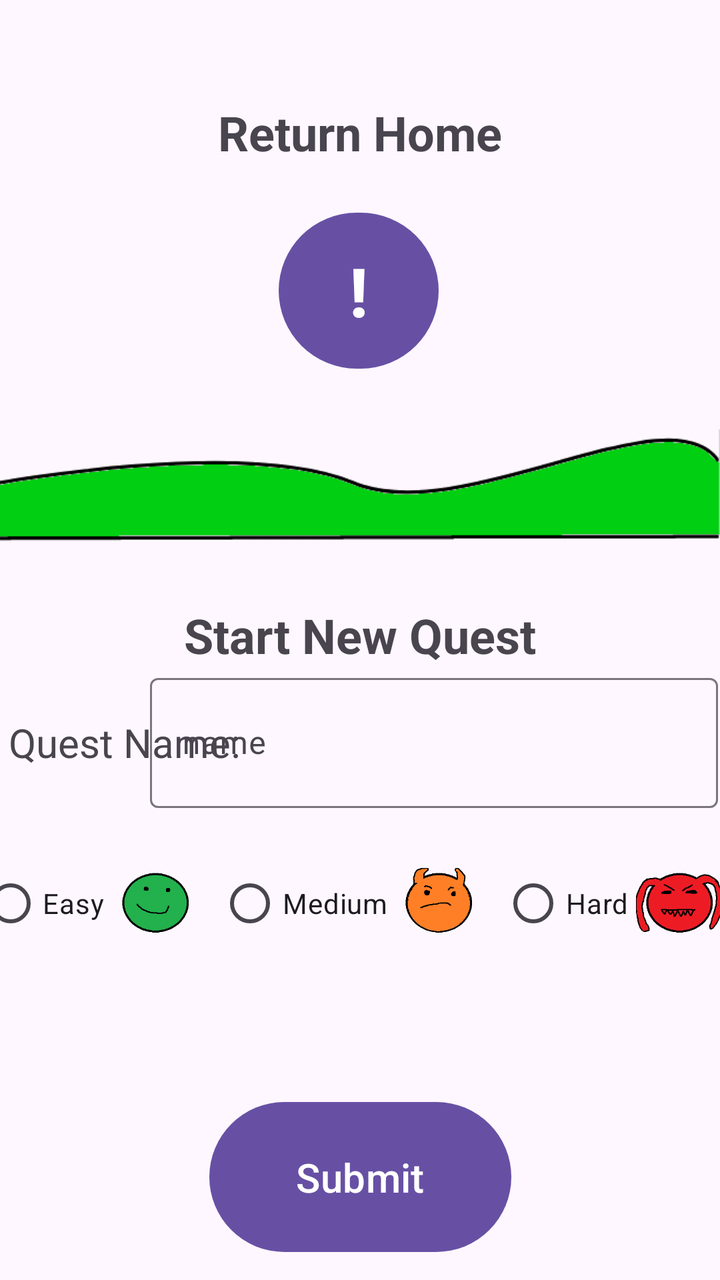
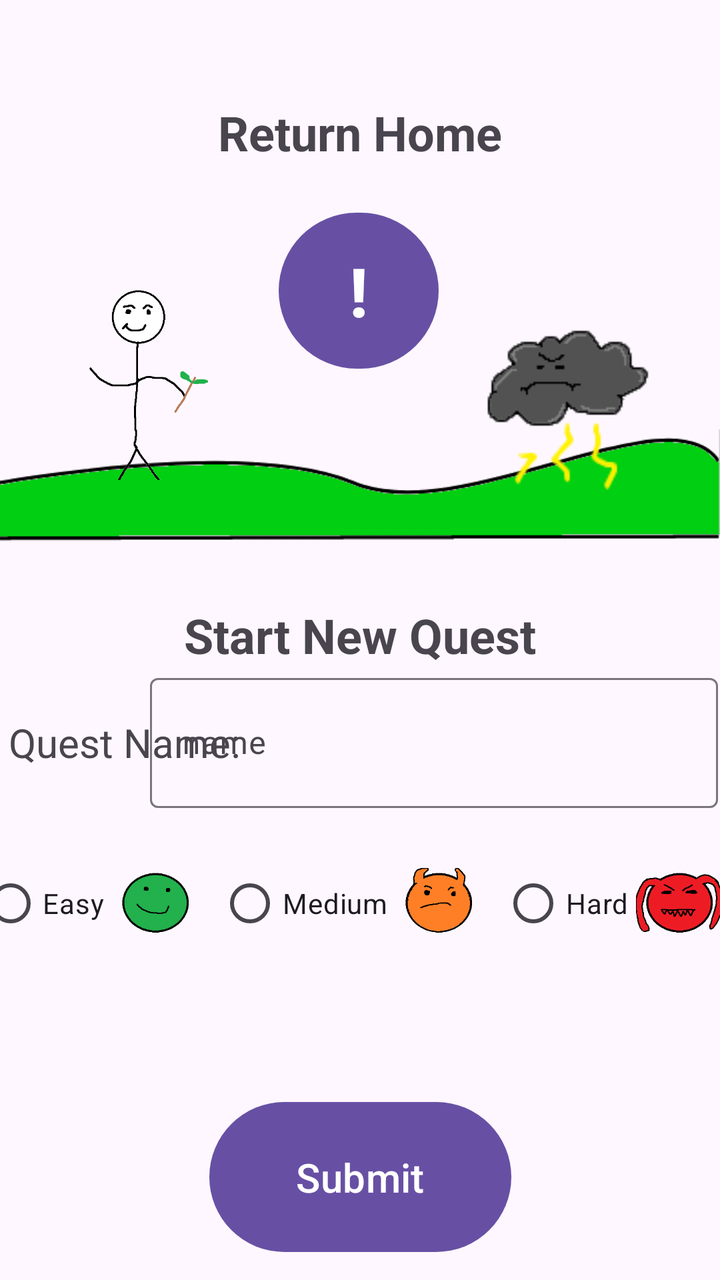

Compare the two renders of this Android layout. The source of the first and the diff that turns it into the second are given below.
<!-- AndroidManifest.xml: application theme Theme.QuestLife -->
<!-- res/layout/activity_quest.xml -->
<?xml version="1.0" encoding="utf-8"?>
<androidx.constraintlayout.widget.ConstraintLayout xmlns:android="http://schemas.android.com/apk/res/android"
    xmlns:app="http://schemas.android.com/apk/res-auto"
    xmlns:tools="http://schemas.android.com/tools"
    android:id="@+id/main"
    android:layout_width="match_parent"
    android:layout_height="match_parent"
    tools:context=".QuestActivity">

    <Button
        android:id="@+id/returnButton"
        android:layout_width="80dp"
        android:layout_height="86dp"
        android:layout_marginTop="20dp"
        android:text="!"
        android:textAlignment="center"
        android:textSize="34sp"
        android:textStyle="bold"
        app:layout_constraintEnd_toEndOf="parent"
        app:layout_constraintHorizontal_bias="0.498"
        app:layout_constraintStart_toStartOf="parent"
        app:layout_constraintTop_toBottomOf="@+id/ReturnText" />

    <ImageView
        android:id="@+id/imageView2"
        android:layout_width="wrap_content"
        android:layout_height="wrap_content"
        app:layout_constraintStart_toStartOf="parent"
        app:layout_constraintTop_toBottomOf="@+id/returnButton"
        app:srcCompat="@drawable/landscape" />

    <TextView
        android:id="@+id/ReturnText"
        android:layout_width="wrap_content"
        android:layout_height="wrap_content"
        android:layout_marginTop="50dp"
        android:text="Return Home"
        android:textAlignment="textStart"
        android:textSize="24sp"
        android:textStyle="bold"
        app:layout_constraintEnd_toEndOf="parent"
        app:layout_constraintStart_toStartOf="parent"
        app:layout_constraintTop_toTopOf="parent" />

    <TextView
        android:id="@+id/title"
        android:layout_width="wrap_content"
        android:layout_height="wrap_content"
        android:text="Start New Quest"
        android:textAlignment="textStart"
        android:textSize="24sp"
        android:textStyle="bold"
        app:layout_constraintEnd_toEndOf="parent"
        app:layout_constraintStart_toStartOf="parent"
        app:layout_constraintTop_toBottomOf="@+id/imageView2" />

    <TextView
        android:id="@+id/QuestNameText"
        android:layout_width="125dp"
        android:layout_height="75dp"
        android:gravity="center"
        android:text="Quest Name:"
        android:textAlignment="center"
        android:textSize="20sp"
        app:layout_constraintStart_toStartOf="parent"
        app:layout_constraintTop_toBottomOf="@+id/title" />

    <com.google.android.material.textfield.TextInputLayout
        android:id="@+id/InputTextLayout"
        android:layout_width="284dp"
        android:layout_height="75dp"
        android:layout_marginEnd="1dp"
        app:layout_constraintEnd_toEndOf="parent"
        app:layout_constraintTop_toBottomOf="@+id/title">

        <com.google.android.material.textfield.TextInputEditText
            android:id="@+id/InputText"
            android:layout_width="match_parent"
            android:layout_height="65dp"
            android:clickable="true"
            android:contextClickable="true"
            android:editable="true"
            android:enabled="true"
            android:hint="name"
            android:inputType="text" />
    </com.google.android.material.textfield.TextInputLayout>

    <Button
        android:id="@+id/buttonSubmit"
        android:layout_width="151dp"
        android:layout_height="83dp"
        android:layout_marginStart="130dp"
        android:layout_marginEnd="130dp"
        android:layout_marginBottom="10dp"
        android:text="Submit"
        android:textSize="20sp"
        app:layout_constraintBottom_toBottomOf="parent"
        app:layout_constraintEnd_toEndOf="parent"
        app:layout_constraintStart_toStartOf="parent" />

    <RadioGroup
        android:id="@+id/DifficultyGroup"
        android:layout_width="wrap_content"
        android:layout_height="wrap_content"
        android:layout_marginTop="19dp"
        android:gravity="center"
        android:orientation="horizontal"
        app:layout_constraintEnd_toEndOf="parent"
        app:layout_constraintHorizontal_bias="0.5"
        app:layout_constraintStart_toStartOf="parent"
        app:layout_constraintTop_toBottomOf="@+id/QuestNameText">

        <RadioButton
            android:id="@+id/EasyRadio"
            android:layout_width="wrap_content"
            android:layout_height="wrap_content"
            android:gravity="center"
            android:text="Easy" />

        <ImageView
            android:layout_width="45dp"
            android:layout_height="45dp"
            android:layout_marginStart="4dp"
            android:layout_marginEnd="8dp"
            android:src="@drawable/easy" />

        <RadioButton
            android:id="@+id/MediumRadio"
            android:layout_width="wrap_content"
            android:layout_height="wrap_content"
            android:gravity="center"
            android:text="Medium" />

        <ImageView
            android:layout_width="45dp"
            android:layout_height="45dp"
            android:layout_marginStart="4dp"
            android:layout_marginEnd="8dp"
            android:src="@drawable/medium" />

        <RadioButton
            android:id="@+id/HardRadio"
            android:layout_width="wrap_content"
            android:layout_height="wrap_content"
            android:gravity="center"
            android:text="Hard" />

        <ImageView
            android:layout_width="45dp"
            android:layout_height="45dp"
            android:layout_marginStart="4dp"
            android:layout_marginEnd="8dp"
            android:src="@drawable/hard" />
    </RadioGroup>

</androidx.constraintlayout.widget.ConstraintLayout>
<!-- resources referenced by this layout -->
<resources>
  <!-- drawable easy: png bitmap (drawable, 4796 bytes) -->
  <!-- drawable hard: png bitmap (drawable, 10328 bytes) -->
  <!-- drawable landscape: png bitmap (drawable, 6272 bytes) -->
  <!-- drawable medium: png bitmap (drawable, 5906 bytes) -->
  <style name="Theme.QuestLife" parent="Base.Theme.QuestLife" />
  <style name="Base.Theme.QuestLife" parent="Theme.Material3.DayNight.NoActionBar">
          
          
      </style>
</resources>

<!-- the commit's change to res/layout/activity_quest.xml (unified diff, before → after) -->
@@ -28,6 +28,26 @@
         app:layout_constraintStart_toStartOf="parent"
         app:layout_constraintTop_toBottomOf="@+id/returnButton"
         app:srcCompat="@drawable/landscape" />
+
+    <ImageView
+        android:id="@+id/imageView3"
+        android:layout_width="120dp"
+        android:layout_height="100dp"
+        android:layout_marginStart="16dp"
+        android:layout_marginTop="140dp"
+        app:layout_constraintStart_toStartOf="parent"
+        app:layout_constraintTop_toTopOf="parent"
+        app:srcCompat="@drawable/player" />
+
+    <ImageView
+        android:id="@+id/enemyImageView"
+        android:layout_width="121dp"
+        android:layout_height="111dp"
+        android:layout_marginTop="140dp"
+        android:layout_marginEnd="16dp"
+        app:layout_constraintEnd_toEndOf="parent"
+        app:layout_constraintTop_toTopOf="parent"
+        app:srcCompat="@drawable/cloudman" />
 
     <TextView
         android:id="@+id/ReturnText"
<!-- resource entries referenced after the edit -->
@@ -1,9 +1,11 @@
 <!-- resources referenced by this layout -->
 <resources>
+  <!-- drawable cloudman: png bitmap (drawable, 4791 bytes) -->
   <!-- drawable easy: png bitmap (drawable, 4796 bytes) -->
   <!-- drawable hard: png bitmap (drawable, 10328 bytes) -->
   <!-- drawable landscape: png bitmap (drawable, 6272 bytes) -->
   <!-- drawable medium: png bitmap (drawable, 5906 bytes) -->
+  <!-- drawable player: png bitmap (drawable, 15152 bytes) -->
   <style name="Theme.QuestLife" parent="Base.Theme.QuestLife" />
   <style name="Base.Theme.QuestLife" parent="Theme.Material3.DayNight.NoActionBar">
           
